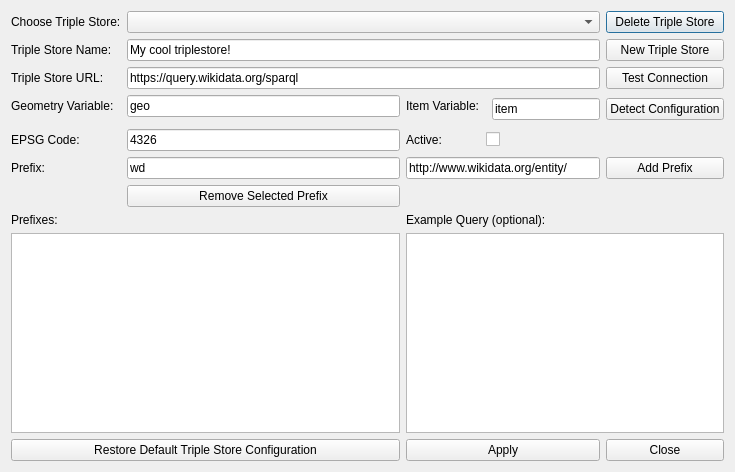
Old version of the form dialogs/ui/triplestoredialog.ui in the repository sparqlunicorn/sparqlunicornGoesGIS.
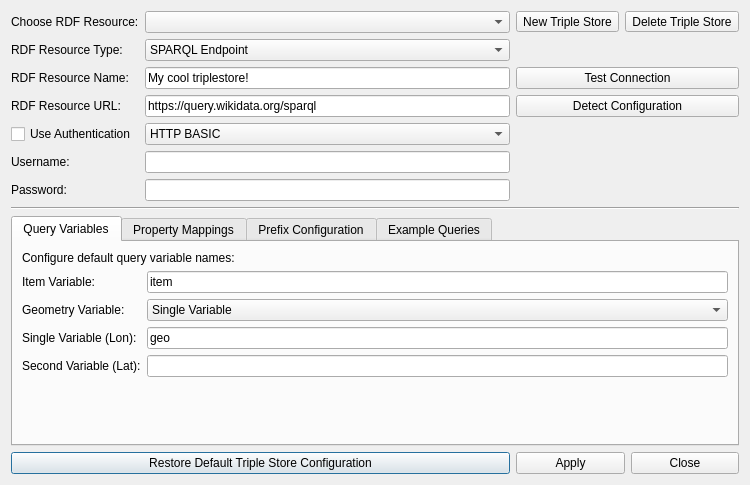
New version of the form. The open tabs and pages were chosen to show the change.

Commit message: Reworked triplestore configuration dialog

```diff
--- a/dialogs/ui/triplestoredialog.ui
+++ b/dialogs/ui/triplestoredialog.ui
@@ -6,212 +6,451 @@
    <rect>
     <x>0</x>
     <y>0</y>
-    <width>735</width>
-    <height>472</height>
+    <width>750</width>
+    <height>458</height>
    </rect>
   </property>
   <property name="windowTitle">
    <string>Dialog</string>
   </property>
-  <layout class="QGridLayout" name="gridLayout">
-   <item row="0" column="0">
-    <widget class="QLabel" name="tripleStoreChooserLabel">
-     <property name="text">
-      <string>Choose Triple Store:</string>
-     </property>
-    </widget>
-   </item>
-   <item row="0" column="1" colspan="5">
-    <widget class="QComboBox" name="tripleStoreChooser"/>
-   </item>
-   <item row="0" column="6">
-    <widget class="QPushButton" name="deleteTripleStore">
-     <property name="text">
-      <string>Delete Triple Store</string>
-     </property>
-    </widget>
-   </item>
-   <item row="1" column="0">
-    <widget class="QLabel" name="tripleStoreNameLabel">
-     <property name="text">
-      <string>Triple Store Name:</string>
-     </property>
-    </widget>
-   </item>
-   <item row="1" column="1" colspan="5">
+  <layout class="QGridLayout" name="gridLayout_5">
+   <item row="2" column="1">
     <widget class="QLineEdit" name="tripleStoreNameEdit">
      <property name="text">
       <string>My cool triplestore!</string>
      </property>
     </widget>
    </item>
-   <item row="1" column="6">
-    <widget class="QPushButton" name="newTripleStore">
+   <item row="0" column="2">
+    <layout class="QHBoxLayout" name="horizontalLayout">
+     <item>
+      <widget class="QToolButton" name="newTripleStore">
      <property name="text">
       <string>New Triple Store</string>
      </property>
     </widget>
    </item>
-   <item row="2" column="0">
-    <widget class="QLabel" name="tripleStoreLabel">
+     <item>
+      <widget class="QToolButton" name="deleteTripleStore">
      <property name="text">
-      <string>Triple Store URL:</string>
+        <string>Delete Triple Store</string>
      </property>
     </widget>
    </item>
-   <item row="2" column="1" colspan="5">
+    </layout>
+   </item>
+   <item row="9" column="0" colspan="2">
+    <widget class="QPushButton" name="resetConfiguration">
+     <property name="text">
+      <string>Restore Default Triple Store Configuration</string>
+     </property>
+    </widget>
+   </item>
+   <item row="3" column="2">
+    <widget class="QPushButton" name="detectConfiguration">
+     <property name="text">
+      <string>Detect Configuration</string>
+     </property>
+    </widget>
+   </item>
+   <item row="3" column="1">
     <widget class="QLineEdit" name="tripleStoreEdit">
      <property name="text">
       <string>https://query.wikidata.org/sparql</string>
      </property>
     </widget>
    </item>
-   <item row="2" column="6">
-    <widget class="QPushButton" name="testConnectButton">
-     <property name="text">
-      <string>Test Connection</string>
+   <item row="7" column="0" colspan="3">
+    <widget class="Line" name="line">
+     <property name="orientation">
+      <enum>Qt::Horizontal</enum>
      </property>
     </widget>
    </item>
-   <item row="3" column="1">
-    <widget class="QLineEdit" name="queryVarEdit">
+   <item row="5" column="0">
+    <widget class="QLabel" name="usernameLabel">
      <property name="text">
-      <string>geo</string>
+      <string>Username:</string>
      </property>
     </widget>
    </item>
-   <item row="3" column="4" rowspan="2" colspan="2">
+   <item row="8" column="0" colspan="3">
+    <widget class="QTabWidget" name="tabWidget">
+     <property name="currentIndex">
+      <number>1</number>
+     </property>
+     <widget class="QWidget" name="tab">
+      <attribute name="title">
+       <string>Query Variables</string>
+      </attribute>
+      <layout class="QGridLayout" name="gridLayout">
+       <item row="1" column="1">
     <widget class="QLineEdit" name="queryVarItemEdit">
      <property name="text">
       <string>item</string>
      </property>
     </widget>
    </item>
-   <item row="3" column="6" rowspan="2">
-    <widget class="QPushButton" name="detectConfiguration">
+       <item row="3" column="1">
+        <widget class="QLineEdit" name="queryVarEdit">
      <property name="text">
-      <string>Detect Configuration</string>
-     </property>
-    </widget>
+          <string>geo</string>
+         </property>
+        </widget>
+       </item>
+       <item row="2" column="1">
+        <widget class="QComboBox" name="geometryVariableComboBox">
+         <item>
+          <property name="text">
+           <string>Single Variable</string>
+          </property>
+         </item>
+         <item>
+          <property name="text">
+           <string>Lat/Lon Variables</string>
+          </property>
+         </item>
+        </widget>
+       </item>
+       <item row="0" column="0" colspan="2">
+        <widget class="QLabel" name="label_5">
+         <property name="text">
+          <string>Configure default query variable names:</string>
+         </property>
+        </widget>
+       </item>
+       <item row="3" column="0">
+        <widget class="QLabel" name="firstGeometryVarLabel">
+         <property name="text">
+          <string>Single Variable (Lon):</string>
+         </property>
+        </widget>
+       </item>
+       <item row="4" column="1">
+        <widget class="QLineEdit" name="latVarEdit"/>
+       </item>
+       <item row="4" column="0">
+        <widget class="QLabel" name="secondGeometryVarLabel">
+         <property name="text">
+          <string>Second Variable (Lat):</string>
+         </property>
+        </widget>
+       </item>
+       <item row="2" column="0">
+        <widget class="QLabel" name="queryVarLabel">
+         <property name="text">
+          <string>Geometry Variable:</string>
+         </property>
+        </widget>
+       </item>
+       <item row="1" column="0">
+        <widget class="QLabel" name="queryVarItemLabel">
+         <property name="text">
+          <string>Item Variable:</string>
+         </property>
+        </widget>
+       </item>
+       <item row="5" column="1">
+        <spacer name="verticalSpacer">
+         <property name="orientation">
+          <enum>Qt::Vertical</enum>
+         </property>
+         <property name="sizeHint" stdset="0">
+          <size>
+           <width>20</width>
+           <height>40</height>
+          </size>
+         </property>
+        </spacer>
+       </item>
+      </layout>
+     </widget>
+     <widget class="QWidget" name="tab_3">
+      <attribute name="title">
+       <string>Property Mappings</string>
+      </attribute>
+      <layout class="QGridLayout" name="gridLayout_3">
+       <item row="6" column="1">
+        <widget class="QLineEdit" name="geometryPropertyEdit2"/>
+       </item>
+       <item row="2" column="1">
+        <widget class="QLineEdit" name="typePropertyEdit"/>
    </item>
    <item row="5" column="0">
-    <widget class="QLabel" name="epsgLabel">
+        <widget class="QLabel" name="label_4">
      <property name="text">
-      <string>EPSG Code:</string>
+          <string>Geometry Property 1 (Lon):</string>
+         </property>
+        </widget>
+       </item>
+       <item row="3" column="1">
+        <widget class="QLineEdit" name="subclassPropertyEdit"/>
+       </item>
+       <item row="0" column="0" colspan="2">
+        <widget class="QLabel" name="label_2">
+         <property name="text">
+          <string>If properties in the given knowledge graph deviate from default settings, please configure them here:</string>
      </property>
     </widget>
    </item>
    <item row="5" column="1">
-    <widget class="QLineEdit" name="epsgEdit">
+        <widget class="QLineEdit" name="geometryPropertyEdit1"/>
+       </item>
+       <item row="2" column="0">
+        <widget class="QLabel" name="label_6">
      <property name="text">
-      <string>4326</string>
+          <string>Type Property:</string>
      </property>
     </widget>
    </item>
-   <item row="5" column="2">
-    <widget class="QLabel" name="activeTripleStoreLabel">
+       <item row="3" column="0">
+        <widget class="QLabel" name="label_7">
      <property name="text">
-      <string>Active:</string>
+          <string>Subclass Property:</string>
      </property>
     </widget>
    </item>
-   <item row="5" column="3" colspan="2">
-    <widget class="QCheckBox" name="activeCheckBox">
+       <item row="1" column="1">
+        <widget class="QLineEdit" name="labelPropertyEdit"/>
+       </item>
+       <item row="1" column="0">
+        <widget class="QLabel" name="label_3">
      <property name="text">
-      <string/>
+          <string>Label Property:</string>
      </property>
     </widget>
    </item>
    <item row="6" column="0">
-    <widget class="QLabel" name="tripleStorePrefixNameLabel">
+        <widget class="QLabel" name="label_9">
      <property name="text">
-      <string>Prefix:</string>
+          <string>Geometry Property 2 (Lat):</string>
      </property>
     </widget>
    </item>
-   <item row="6" column="1">
-    <widget class="QLineEdit" name="tripleStorePrefixNameEdit">
+       <item row="4" column="0">
+        <widget class="QLabel" name="label_8">
      <property name="text">
-      <string>wd</string>
+          <string>Collection Member Property:</string>
      </property>
     </widget>
    </item>
-   <item row="6" column="2" colspan="4">
-    <widget class="QLineEdit" name="tripleStorePrefixEdit">
-     <property name="text">
-      <string>http://www.wikidata.org/entity/</string>
-     </property>
-    </widget>
-   </item>
-   <item row="6" column="6">
-    <widget class="QPushButton" name="addPrefixButton">
-     <property name="text">
-      <string>Add Prefix</string>
-     </property>
-    </widget>
-   </item>
-   <item row="7" column="1">
+       <item row="4" column="1">
+        <widget class="QLineEdit" name="collectionMemberPropertyEdit"/>
+       </item>
+      </layout>
+     </widget>
+     <widget class="QWidget" name="tab_2">
+      <attribute name="title">
+       <string>Prefix Configuration</string>
+      </attribute>
+      <layout class="QGridLayout" name="gridLayout_2">
+       <item row="4" column="1">
     <widget class="QPushButton" name="removePrefixButton">
      <property name="text">
       <string>Remove Selected Prefix</string>
      </property>
     </widget>
    </item>
-   <item row="8" column="0" colspan="2">
-    <widget class="QLabel" name="prefixListLabel">
+       <item row="4" column="0">
+        <widget class="QPushButton" name="addPrefixButton">
      <property name="text">
-      <string>Prefixes:</string>
+          <string>Add Prefix</string>
      </property>
     </widget>
    </item>
-   <item row="8" column="2" colspan="5">
-    <widget class="QLabel" name="exampleQueryLabel">
+       <item row="3" column="0" colspan="2">
+        <widget class="QListWidget" name="prefixList">
+         <property name="alternatingRowColors">
+          <bool>true</bool>
+         </property>
+        </widget>
+       </item>
+       <item row="2" column="0" colspan="2">
+        <widget class="QLabel" name="label">
      <property name="text">
-      <string>Example Query (optional):</string>
+          <string>Configure prefixes to be used in SPARQL queries:</string>
      </property>
     </widget>
    </item>
-   <item row="10" column="0" colspan="2">
-    <widget class="QListWidget" name="prefixList"/>
-   </item>
-   <item row="10" column="2" colspan="5">
+      </layout>
+     </widget>
+     <widget class="QWidget" name="tab_4">
+      <attribute name="title">
+       <string>Example Queries</string>
+      </attribute>
+      <layout class="QGridLayout" name="gridLayout_4">
+       <item row="0" column="0">
+        <widget class="QLabel" name="exampleQueryLabel_2">
+         <property name="text">
+          <string>Configure example queries here. Template variables such as %%concept%% may be replaced in query patterns</string>
+         </property>
+        </widget>
+       </item>
+       <item row="3" column="0">
+        <widget class="QPushButton" name="addExampleQueryButton">
+         <property name="text">
+          <string>Add Query</string>
+         </property>
+        </widget>
+       </item>
+       <item row="3" column="1">
+        <widget class="QPushButton" name="saveExampleQueryButton">
+         <property name="text">
+          <string>Save Query</string>
+         </property>
+        </widget>
+       </item>
+       <item row="2" column="0" colspan="2">
     <widget class="QPlainTextEdit" name="exampleQuery"/>
    </item>
-   <item row="11" column="0" colspan="2">
-    <widget class="QPushButton" name="resetConfiguration">
+       <item row="1" column="0" colspan="2">
+        <layout class="QHBoxLayout" name="horizontalLayout_2">
+         <item>
+          <widget class="QLabel" name="exampleQueryLabel">
      <property name="text">
-      <string>Restore Default Triple Store Configuration</string>
+            <string>Example Queries:</string>
      </property>
     </widget>
    </item>
-   <item row="11" column="2" colspan="4">
+         <item>
+          <widget class="QComboBox" name="exampleQueryComboBox"/>
+         </item>
+         <item>
+          <widget class="QToolButton" name="varInfoButton">
+           <property name="text">
+            <string>...</string>
+           </property>
+          </widget>
+         </item>
+        </layout>
+       </item>
+      </layout>
+     </widget>
+    </widget>
+   </item>
+   <item row="2" column="2">
+    <widget class="QPushButton" name="testConnectButton">
+     <property name="text">
+      <string>Test Connection</string>
+     </property>
+    </widget>
+   </item>
+   <item row="2" column="0">
+    <widget class="QLabel" name="tripleStoreNameLabel">
+     <property name="text">
+      <string>RDF Resource Name:</string>
+     </property>
+    </widget>
+   </item>
+   <item row="0" column="1">
+    <widget class="QComboBox" name="tripleStoreChooser"/>
+   </item>
+   <item row="5" column="1">
+    <widget class="QLineEdit" name="credentialUserName">
+     <property name="toolTip">
+      <string>The username for the chosen authentification method</string>
+     </property>
+     <property name="whatsThis">
+      <string/>
+     </property>
+    </widget>
+   </item>
+   <item row="0" column="0">
+    <widget class="QLabel" name="tripleStoreChooserLabel">
+     <property name="text">
+      <string>Choose RDF Resource:</string>
+     </property>
+    </widget>
+   </item>
+   <item row="3" column="0">
+    <widget class="QLabel" name="tripleStoreLabel">
+     <property name="text">
+      <string>RDF Resource URL:</string>
+     </property>
+    </widget>
+   </item>
+   <item row="9" column="2">
+    <layout class="QHBoxLayout" name="horizontalLayout_3">
+     <item>
     <widget class="QPushButton" name="tripleStoreApplyButton">
      <property name="text">
       <string>Apply</string>
      </property>
     </widget>
    </item>
-   <item row="11" column="6">
+     <item>
     <widget class="QPushButton" name="tripleStoreCloseButton">
      <property name="text">
       <string>Close</string>
      </property>
     </widget>
    </item>
-   <item row="3" column="2">
-    <widget class="QLabel" name="queryVarItemLabel">
+    </layout>
+   </item>
+   <item row="6" column="1">
+    <widget class="QLineEdit" name="credentialPassword">
+     <property name="toolTip">
+      <string>The password for the chosen authentification method</string>
+     </property>
+     <property name="whatsThis">
+      <string/>
+     </property>
+    </widget>
+   </item>
+   <item row="4" column="1">
+    <widget class="QComboBox" name="authenticationComboBox">
+     <item>
      <property name="text">
-      <string>Item Variable:</string>
-     </property>
+       <string>HTTP BASIC</string>
+      </property>
+     </item>
+     <item>
+      <property name="text">
+       <string>HTTP DIGEST</string>
+      </property>
+     </item>
     </widget>
    </item>
-   <item row="3" column="0">
-    <widget class="QLabel" name="queryVarLabel">
+   <item row="6" column="0">
+    <widget class="QLabel" name="passwordLabel">
      <property name="text">
-      <string>Geometry Variable:</string>
+      <string>Password:</string>
      </property>
     </widget>
    </item>
+   <item row="4" column="0">
+    <widget class="QCheckBox" name="useAuthenticationCheckBox">
+     <property name="text">
+      <string>Use Authentication</string>
+     </property>
+    </widget>
+   </item>
+   <item row="1" column="0">
+    <widget class="QLabel" name="label_10">
+     <property name="text">
+      <string>RDF Resource Type:</string>
+     </property>
+    </widget>
+   </item>
+   <item row="1" column="1">
+    <widget class="QComboBox" name="rdfResourceComboBox">
+     <item>
+      <property name="text">
+       <string>SPARQL Endpoint</string>
+      </property>
+     </item>
+     <item>
+      <property name="text">
+       <string>RDF Resource from URI</string>
+      </property>
+     </item>
+     <item>
+      <property name="text">
+       <string>Local RDF File(s)</string>
+      </property>
+     </item>
+    </widget>
+   </item>
   </layout>
  </widget>
  <resources/>
```
Left out of the diff: 22 changed lines with no effect on the pictures. Lines whose indentation alone changed are shown as unchanged. The commit also changes 40 other files.
